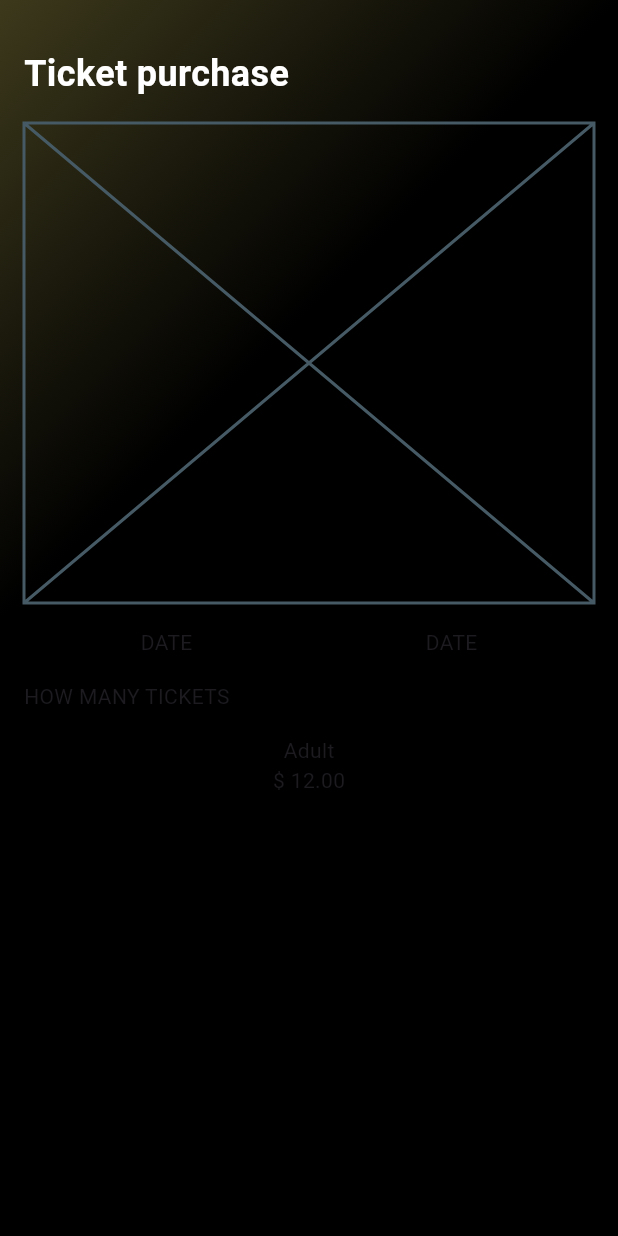
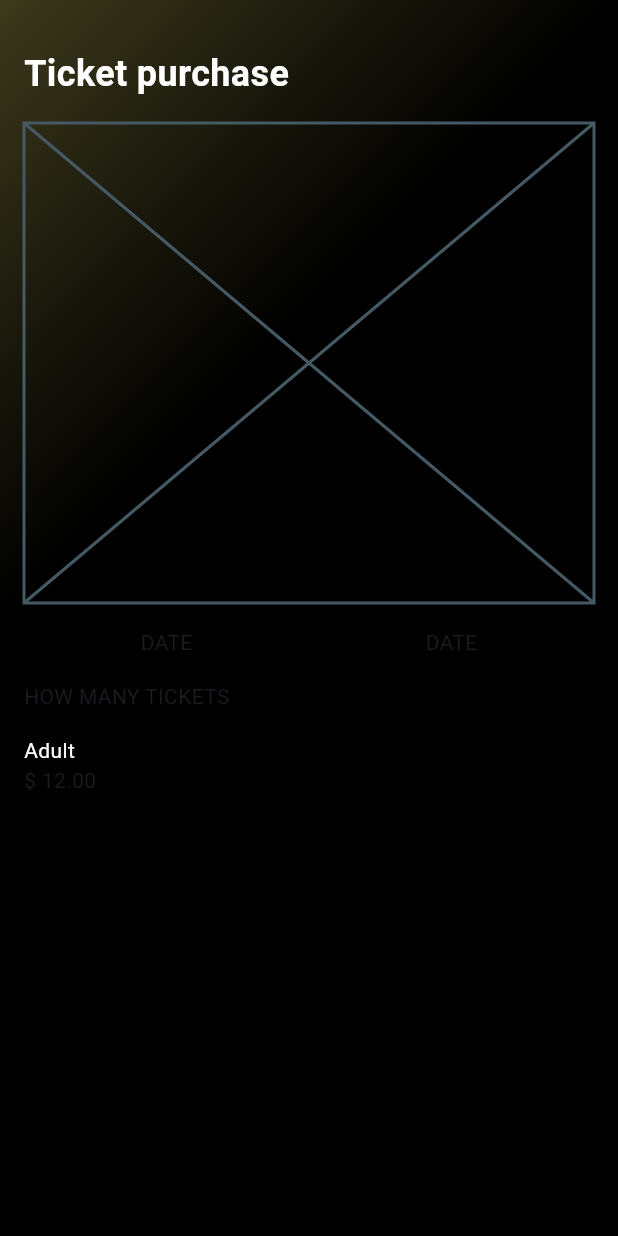
Before and after one commit to JAICHANGPARK/flutter_notebook_chapter_43, a Flutter app: the EventPurchasePage screen opened directly, on a phone screen of 412 x 824 dp. Run offline on Flutter 3.47's test engine with Material 3 defaults, Android fonts, the phone set to English and light mode, and no system bars; our stand-ins replace gap, hugeicons, percent_indicator.

Commit message:
Update event_purchase_page.dart

```diff
--- a/lib/ep2186_event_app/ui/event_purchase_page.dart
+++ b/lib/ep2186_event_app/ui/event_purchase_page.dart
@@ -69,9 +69,13 @@ class _EventPurchasePageState extends State<EventPurchasePage> {
                     children: [
                       Expanded(
                           child: Column(
+                            crossAxisAlignment: CrossAxisAlignment.start,
                         children: [
                           Text(
                             "Adult",
+                            style: TextStyle(
+                              color: Colors.white,
+                            ),
                           ),
                           Text("\$ 12.00"),
                         ],
```
